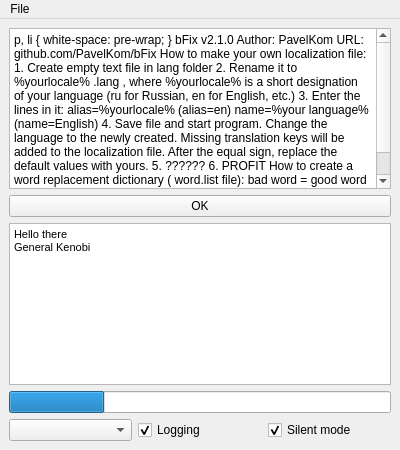
Qt form GUI version/design.ui (PavelKom/bFix) before a commit.
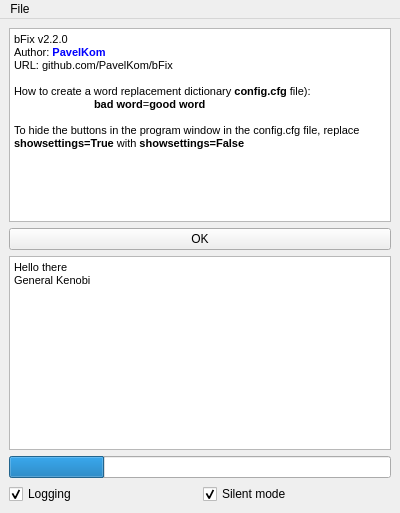
The same form after that commit. Icons and pictures are not drawn.

Patch:
```diff
--- a/GUI version/design.ui
+++ b/GUI version/design.ui
@@ -13,7 +13,7 @@
     <x>0</x>
     <y>0</y>
     <width>400</width>
-    <height>450</height>
+    <height>513</height>
    </rect>
   </property>
   <property name="sizePolicy">
@@ -50,25 +50,11 @@
 &lt;html&gt;&lt;head&gt;&lt;meta name=&quot;qrichtext&quot; content=&quot;1&quot; /&gt;&lt;style type=&quot;text/css&quot;&gt;
 p, li { white-space: pre-wrap; }
 &lt;/style&gt;&lt;/head&gt;&lt;body style=&quot; font-family:'MS Shell Dlg 2'; font-size:8.25pt; font-weight:400; font-style:normal;&quot;&gt;
-&lt;p style=&quot; margin-top:0px; margin-bottom:0px; margin-left:0px; margin-right:0px; -qt-block-indent:0; text-indent:0px;&quot;&gt;bFix v2.1.0&lt;/p&gt;
+&lt;p style=&quot; margin-top:0px; margin-bottom:0px; margin-left:0px; margin-right:0px; -qt-block-indent:0; text-indent:0px;&quot;&gt;bFix v2.2.0&lt;/p&gt;
 &lt;p style=&quot; margin-top:0px; margin-bottom:0px; margin-left:0px; margin-right:0px; -qt-block-indent:0; text-indent:0px;&quot;&gt;Author: &lt;span style=&quot; font-weight:600; color:#0000ff;&quot;&gt;PavelKom&lt;/span&gt;&lt;/p&gt;
 &lt;p style=&quot; margin-top:0px; margin-bottom:0px; margin-left:0px; margin-right:0px; -qt-block-indent:0; text-indent:0px;&quot;&gt;URL: github.com/PavelKom/bFix&lt;/p&gt;
 &lt;p style=&quot;-qt-paragraph-type:empty; margin-top:0px; margin-bottom:0px; margin-left:0px; margin-right:0px; -qt-block-indent:0; text-indent:0px;&quot;&gt;&lt;br /&gt;&lt;/p&gt;
-&lt;p style=&quot; margin-top:0px; margin-bottom:0px; margin-left:0px; margin-right:0px; -qt-block-indent:0; text-indent:0px;&quot;&gt;How to make your own localization file:&lt;/p&gt;
-&lt;p style=&quot; margin-top:0px; margin-bottom:0px; margin-left:0px; margin-right:0px; -qt-block-indent:0; text-indent:0px;&quot;&gt;    1. Create empty text file in &lt;span style=&quot; font-weight:600;&quot;&gt;lang&lt;/span&gt; folder&lt;/p&gt;
-&lt;p style=&quot; margin-top:0px; margin-bottom:0px; margin-left:0px; margin-right:0px; -qt-block-indent:0; text-indent:0px;&quot;&gt;    2. Rename it to &lt;span style=&quot; font-weight:600; font-style:italic;&quot;&gt;%yourlocale%&lt;/span&gt;&lt;span style=&quot; font-weight:600;&quot;&gt; .lang&lt;/span&gt;, where &lt;span style=&quot; font-style:italic;&quot;&gt;%yourlocale%&lt;/span&gt; is a&lt;/p&gt;
-&lt;p style=&quot; margin-top:0px; margin-bottom:0px; margin-left:0px; margin-right:0px; -qt-block-indent:0; text-indent:0px;&quot;&gt;        short designation of your language&lt;/p&gt;
-&lt;p style=&quot; margin-top:0px; margin-bottom:0px; margin-left:0px; margin-right:0px; -qt-block-indent:0; text-indent:0px;&quot;&gt;        (ru for Russian, en for English, etc.)&lt;/p&gt;
-&lt;p style=&quot; margin-top:0px; margin-bottom:0px; margin-left:0px; margin-right:0px; -qt-block-indent:0; text-indent:0px;&quot;&gt;    3. Enter the lines in it:&lt;/p&gt;
-&lt;p style=&quot; margin-top:0px; margin-bottom:0px; margin-left:0px; margin-right:0px; -qt-block-indent:0; text-indent:0px;&quot;&gt;	alias=%yourlocale%	(alias=en)&lt;/p&gt;
-&lt;p style=&quot; margin-top:0px; margin-bottom:0px; margin-left:0px; margin-right:0px; -qt-block-indent:0; text-indent:0px;&quot;&gt;	name=%your language%	(name=English)&lt;/p&gt;
-&lt;p style=&quot; margin-top:0px; margin-bottom:0px; margin-left:0px; margin-right:0px; -qt-block-indent:0; text-indent:0px;&quot;&gt;    4. Save file and start program. Change the language to the newly&lt;/p&gt;
-&lt;p style=&quot; margin-top:0px; margin-bottom:0px; margin-left:0px; margin-right:0px; -qt-block-indent:0; text-indent:0px;&quot;&gt;        created. Missing translation keys will be added to the localization file.&lt;/p&gt;
-&lt;p style=&quot; margin-top:0px; margin-bottom:0px; margin-left:0px; margin-right:0px; -qt-block-indent:0; text-indent:0px;&quot;&gt;        After the equal sign, replace the default values with yours.&lt;/p&gt;
-&lt;p style=&quot; margin-top:0px; margin-bottom:0px; margin-left:0px; margin-right:0px; -qt-block-indent:0; text-indent:0px;&quot;&gt;    5. ??????&lt;/p&gt;
-&lt;p style=&quot; margin-top:0px; margin-bottom:0px; margin-left:0px; margin-right:0px; -qt-block-indent:0; text-indent:0px;&quot;&gt;    6. PROFIT&lt;/p&gt;
-&lt;p style=&quot;-qt-paragraph-type:empty; margin-top:0px; margin-bottom:0px; margin-left:0px; margin-right:0px; -qt-block-indent:0; text-indent:0px;&quot;&gt;&lt;br /&gt;&lt;/p&gt;
-&lt;p style=&quot; margin-top:0px; margin-bottom:0px; margin-left:0px; margin-right:0px; -qt-block-indent:0; text-indent:0px;&quot;&gt;How to create a word replacement dictionary (&lt;span style=&quot; font-weight:600;&quot;&gt;word.list&lt;/span&gt; file):&lt;/p&gt;
+&lt;p style=&quot; margin-top:0px; margin-bottom:0px; margin-left:0px; margin-right:0px; -qt-block-indent:0; text-indent:0px;&quot;&gt;How to create a word replacement dictionary &lt;span style=&quot; font-weight:600;&quot;&gt;config.cfg&lt;/span&gt; file):&lt;/p&gt;
 &lt;p style=&quot; margin-top:0px; margin-bottom:0px; margin-left:0px; margin-right:0px; -qt-block-indent:0; text-indent:0px;&quot;&gt;	&lt;span style=&quot; font-weight:600;&quot;&gt;bad word&lt;/span&gt;=&lt;span style=&quot; font-weight:600;&quot;&gt;good word&lt;/span&gt;&lt;/p&gt;
 &lt;p style=&quot;-qt-paragraph-type:empty; margin-top:0px; margin-bottom:0px; margin-left:0px; margin-right:0px; -qt-block-indent:0; text-indent:0px;&quot;&gt;&lt;br /&gt;&lt;/p&gt;
 &lt;p style=&quot; margin-top:0px; margin-bottom:0px; margin-left:0px; margin-right:0px; -qt-block-indent:0; text-indent:0px;&quot;&gt;To hide the buttons in the program window in the config.cfg file, replace &lt;span style=&quot; font-weight:600;&quot;&gt;showsettings=True&lt;/span&gt; with &lt;span style=&quot; font-weight:600;&quot;&gt;showsettings=False&lt;/span&gt;&lt;/p&gt;&lt;/body&gt;&lt;/html&gt;</string>
@@ -145,13 +131,6 @@
     </item>
     <item>
      <layout class="QHBoxLayout" name="horizontalLayout_2">
-      <item>
-       <widget class="QComboBox" name="boxLanguage">
-        <property name="editable">
-         <bool>false</bool>
-        </property>
-       </widget>
-      </item>
       <item>
        <widget class="QCheckBox" name="boxLogging">
         <property name="tabletTracking">
```
